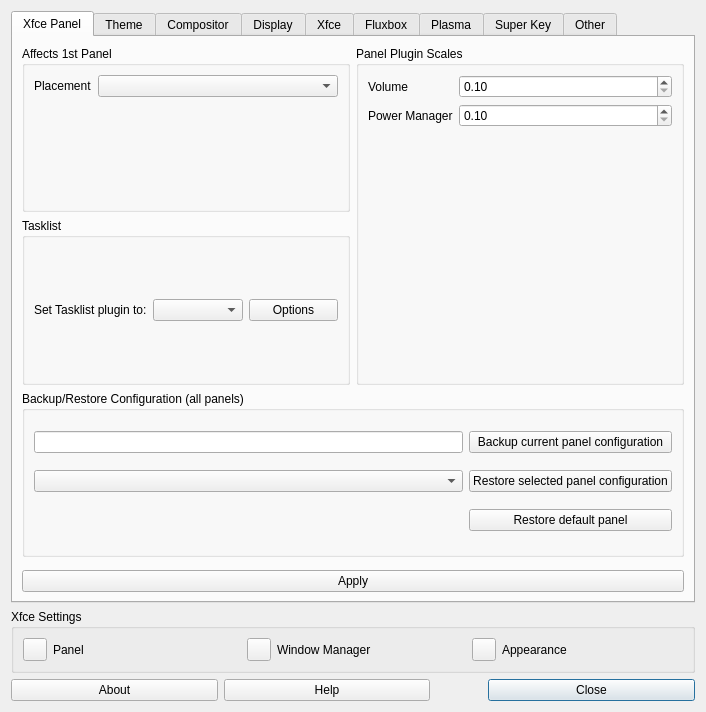
Old version of the form tweak.ui in the repository MX-Linux/mx-tweak.
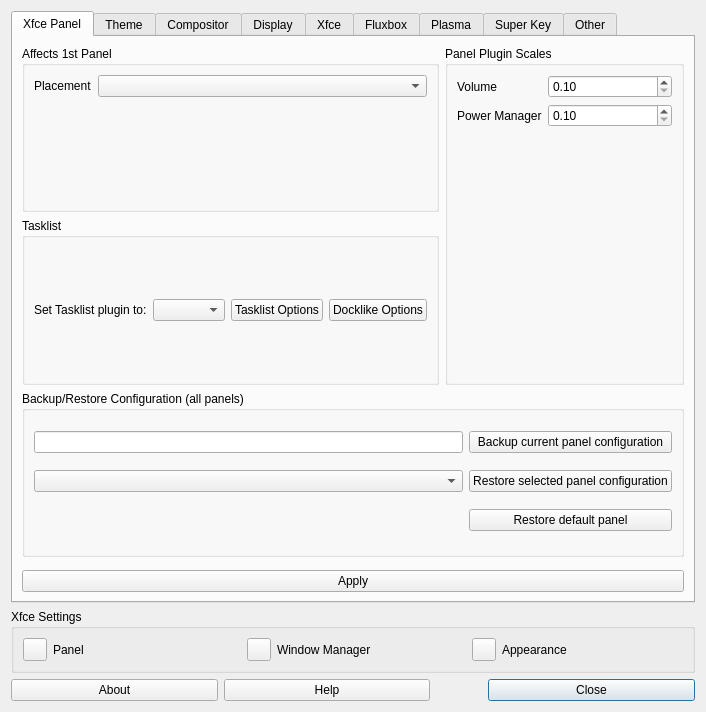
New version of the form. Icons and pictures are not drawn.

Commit message: Fixed tasklist/docklike settings.

What changed in the file:
```diff
--- a/tweak.ui
+++ b/tweak.ui
@@ -72,7 +72,14 @@
           <item>
            <widget class="QPushButton" name="pushXfcePanelTasklistOptions">
             <property name="text">
-             <string>Options</string>
+             <string>Tasklist Options</string>
+            </property>
+           </widget>
+          </item>
+          <item>
+           <widget class="QPushButton" name="pushXfcePanelDocklikeOptions">
+            <property name="text">
+             <string>Docklike Options</string>
             </property>
            </widget>
           </item>
```
The commit also changes 2 other files.
